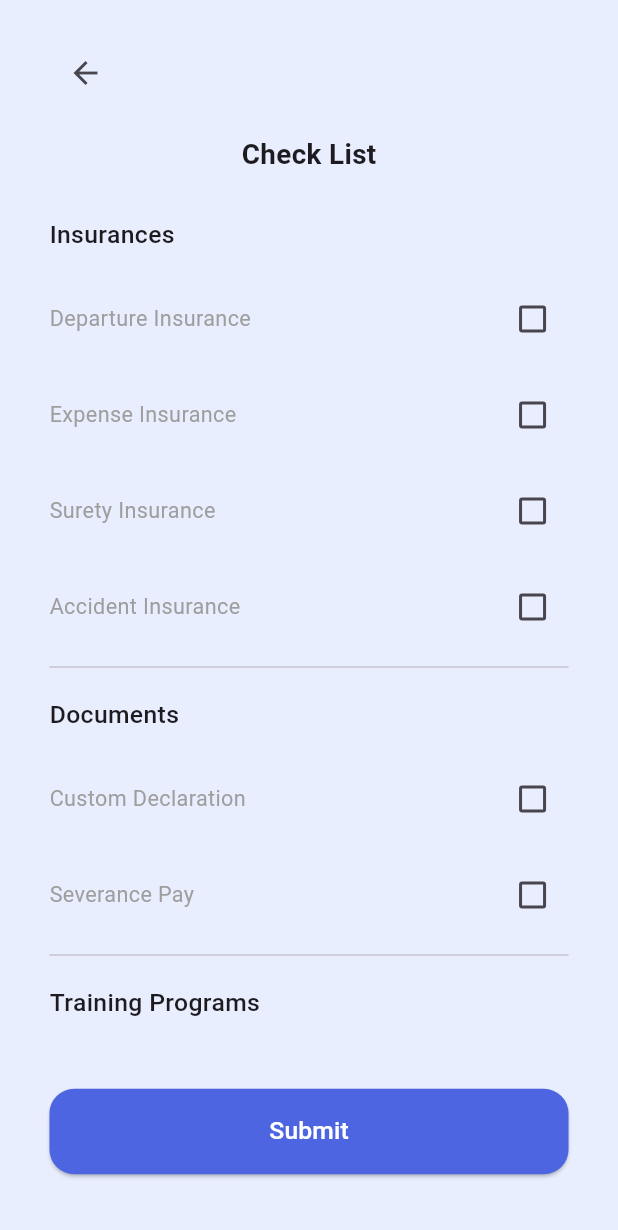
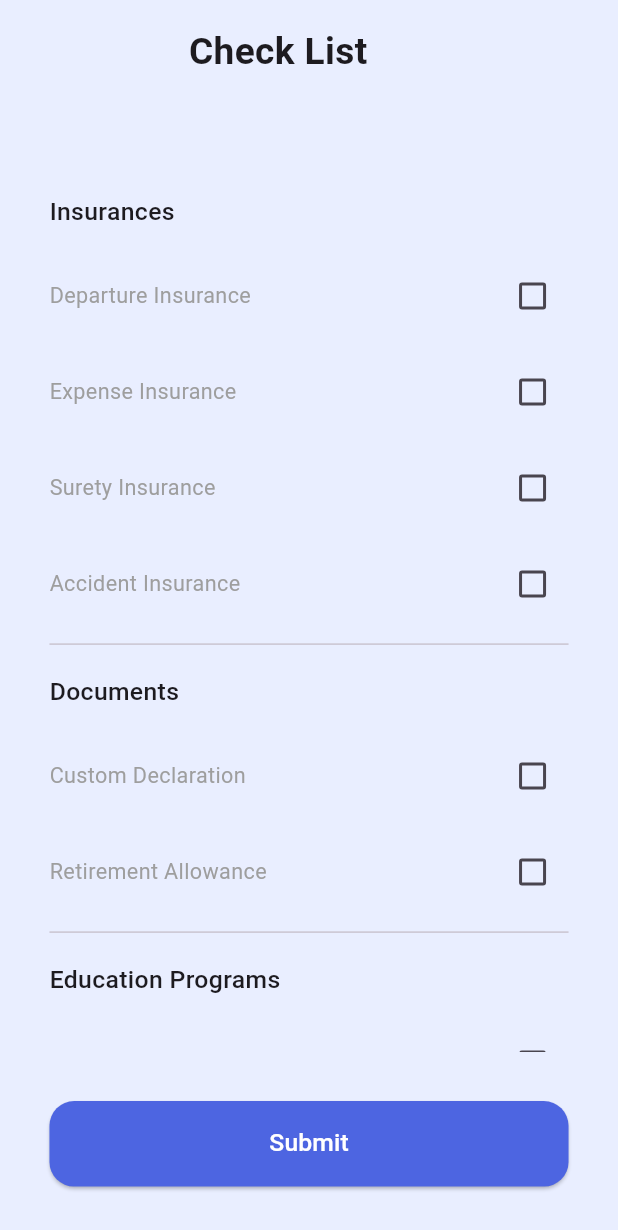
Before and after one commit to MOEL-OverFlow/RE-Bridege_FE, a Flutter app: the ChecklistPage screen opened by its route, on a phone screen of 412 x 824 dp. Shown: the top 1230 px of the screen. Run offline on Flutter 3.47's test engine with Material 3 defaults, Android fonts, the phone set to English and light mode, and no system bars; our stand-ins replace flutter_riverpod, font_awesome_flutter, go_router, google_sign_in, image_picker, shared_preferences; accounts and stored records are empty.

Commit message:
feat: 체크리스트 세부 모달 링크 연결 마무리

```diff
--- a/rebridge-fe/rebridge/lib/pages/checklist_page.dart
+++ b/rebridge-fe/rebridge/lib/pages/checklist_page.dart
@@ -5,6 +5,9 @@ import 'package:rebridge/shared/styles/device_styles.dart';
 import '../../shared/styles/logo_styles.dart';
 import '../../shared/styles/background_styles.dart';
 import 'package:url_launcher/url_launcher.dart';
+// 서버 연결 필요
+// import 'dart:convert';
+// import 'package:http/http.dart' as http;
 
 class ChecklistPage extends StatefulWidget {
   const ChecklistPage({super.key});
@@ -22,10 +25,10 @@ class _ChecklistPageState extends State<ChecklistPage> {
 
   // Documents toggles
   bool customDeclaration = false;
-  bool severancePay = false;
+  bool retirementAllowance = false;
 
-  // Training Program toggles
-  bool resettlementSupport = false;
+  // Education Program toggles
+  bool repatriationSupport = false;
   bool foreignWorkerTraining = false;
 
   Future<void> _launchUrl(String urlString) async {
@@ -34,6 +37,44 @@ class _ChecklistPageState extends State<ChecklistPage> {
       throw Exception('Could not launch $url');
     }
   }
+
+  // Future<void> _submitChecklist() async {
+  //   try {
+  //     final response = await http.post(
+  //       Uri.parse('http://localhost:8080/checklists'),
+  //       headers: {
+  //         'Content-Type': 'application/json',
+  //       },
+  //       body: jsonEncode({
+  //         'customDeclaration': customDeclaration,
+  //         'retirementAllowance': retirementAllowance,
+  //         'departureInsurance': departureInsurance,
+  //         'expenseInsurance': expenseInsurance,
+  //         'suretyInsurance': suretyInsurance,
+  //         'accidentInsurance': accidentInsurance,
+  //         'repatriationSupport': repatriationSupport,
+  //         'foreignWorkerTraining': foreignWorkerTraining,
+  //       }),
+  //     );
+
+  //     if (response.statusCode == 200) {
+  //       // 성공 시 처리
+  //       ScaffoldMessenger.of(context).showSnackBar(
+  //         const SnackBar(content: Text('Checklist submitted successfully')),
+  //       );
+  //     } else {
+  //       // 실패 시 처리
+  //       ScaffoldMessenger.of(context).showSnackBar(
+  //         const SnackBar(content: Text('Failed to submit checklist')),
+  //       );
+  //     }
+  //   } catch (e) {
+  //     // 에러 처리
+  //     ScaffoldMessenger.of(context).showSnackBar(
+  //       SnackBar(content: Text('Error: ${e.toString()}')),
+  //     );
+  //   }
+  // }
 
   void _showItemDialog(String title) {
     showDialog(
@@ -77,7 +118,10 @@ E-9 Visa
 
 H-2 Visa
 Starting date of employment contract'''
-                  : "테스트",
+                  : title == 'Repatriation Support' ||
+                          title == 'Foreign Worker Training'
+                      ? '''This is an educational program designed to help foreign workers acquire Korean language skills and necessary technical skills during their stay in Korea, ensuring stable repatriation to their home country upon the expiration of their stay.'''
+                      : "Documents",
               style: const TextStyle(
                 color: Colors.black,
                 fontSize: 16,
@@ -114,6 +158,18 @@ Starting date of employment contract'''
                     } else if (title == 'Accident Insurance') {
                       _launchUrl(
                           'https://impossible-repair-22e.notion.site/Accident-Insurance-1f07c2138e7a80f9a853d8a0d65784ea');
+                    } else if (title == 'Custom Declaration') {
+                      _launchUrl(
+                          'https://impossible-repair-22e.notion.site/Custom-Declaration-1f07c2138e7a80279f5dc91b2f2ad58b');
+                    } else if (title == 'Retirement Allowance') {
+                      _launchUrl(
+                          'https://impossible-repair-22e.notion.site/Retirement-Allowance-Settlement-1f07c2138e7a80898604cfda799b9ac2');
+                    } else if (title == 'Repatriation Support') {
+                      _launchUrl(
+                          'https://impossible-repair-22e.notion.site/Repatriation-Support-1f07c2138e7a806c88e0d92afc2cf938');
+                    } else if (title == 'Foreign Worker Training') {
+                      _launchUrl(
+                          'https://impossible-repair-22e.notion.site/Training-for-Foreign-Workers-1f07c2138e7a80e2847eff0ea18c59f6');
                     }
                   },
                   child: const Text(
@@ -146,8 +202,12 @@ Starting date of employment contract'''
                     } else if (title == 'Custom Declaration') {
                       _launchUrl(
                           'https://www.customs.go.kr/incheon_airport/cm/cntnts/cntntsView.do?mi=12547&cntntsId=6688');
-                    } else if (title == 'Severance Pay') {
+                    } else if (title == 'Retirement Allowance') {
                       _launchUrl('https://hrdc.hrdkorea.or.kr/hrdc/104013');
+                    } else if (title == 'Repatriation Support' ||
+                        title == 'Foreign Worker Training') {
+                      _launchUrl(
+                          'https://eps.hrdkorea.or.kr/e9/user/programs/programs.do?method=programsGuid');
                     }
                   },
                   child: const Text(
@@ -170,45 +230,45 @@ Starting date of employment contract'''
   Widget build(BuildContext context) {
     return Scaffold(
       backgroundColor: BackgroundStyles.backgroundColor,
-      body: SafeArea(
-        child: Padding(
+      body: Column(
+        children: [
+          // Fixed Title
+          Padding(
             padding: EdgeInsets.symmetric(
-            horizontal: DeviceStyles.screenWidth(context) * 0.08,
-            vertical: DeviceStyles.screenHeight(context) * 0.03,
+              horizontal: DeviceStyles.screenWidth(context) * 0.05,
+              vertical: DeviceStyles.screenHeight(context) * 0.02,
             ),
-          child: Column(
+            child: Row(
               children: [
-              Row(
-                children: [
-                  IconButton(
-                    icon: const Icon(Icons.arrow_back),
-                    onPressed: () {
-                      context.go('/membershipguide');
-                    },
-                  ),
-                ],
-              ),
-              SizedBox(height: DeviceStyles.screenHeight(context) * 0.02),
-              Align(
-                alignment: Alignment.center,
+                Expanded(
+                  child: Center(
                     child: Text(
                       'Check List',
                       style: TextStyle(
-                    fontSize: DeviceStyles.screenWidth(context) * 0.045,
+                        fontSize: DeviceStyles.screenWidth(context) * 0.06,
                         fontWeight: FontWeight.bold,
                       ),
                     ),
                   ),
-              SizedBox(height: DeviceStyles.screenHeight(context) * 0.02),
+                ),
+                SizedBox(width: DeviceStyles.screenWidth(context) * 0.1),
+              ],
+            ),
+          ),
+          SizedBox(height: DeviceStyles.screenHeight(context) * 0.06),
+          // Scrollable Content
           Expanded(
             child: SingleChildScrollView(
+              padding: EdgeInsets.symmetric(
+                horizontal: DeviceStyles.screenWidth(context) * 0.08,
+              ),
               child: Column(
                 crossAxisAlignment: CrossAxisAlignment.start,
                 children: [
                   // Insurance Section
                   _buildSectionTitle('Insurances'),
-                      _buildCheckboxItem(
-                          'Departure Insurance', departureInsurance, (value) {
+                  _buildCheckboxItem('Departure Insurance', departureInsurance,
+                      (value) {
                     setState(() {
                       departureInsurance = value ?? false;
                     });
@@ -225,8 +285,8 @@ Starting date of employment contract'''
                       suretyInsurance = value ?? false;
                     });
                   }, () => _showItemDialog('Surety Insurance')),
-                      _buildCheckboxItem(
-                          'Accident Insurance', accidentInsurance, (value) {
+                  _buildCheckboxItem('Accident Insurance', accidentInsurance,
+                      (value) {
                     setState(() {
                       accidentInsurance = value ?? false;
                     });
@@ -235,28 +295,28 @@ Starting date of employment contract'''
 
                   // Documents Section
                   _buildSectionTitle('Documents'),
-                      _buildCheckboxItem(
-                          'Custom Declaration', customDeclaration, (value) {
+                  _buildCheckboxItem('Custom Declaration', customDeclaration,
+                      (value) {
                     setState(() {
                       customDeclaration = value ?? false;
                     });
                   }, () => _showItemDialog('Custom Declaration')),
-                      _buildCheckboxItem('Severance Pay', severancePay,
-                          (value) {
+                  _buildCheckboxItem(
+                      'Retirement Allowance', retirementAllowance, (value) {
                     setState(() {
-                          severancePay = value ?? false;
+                      retirementAllowance = value ?? false;
                     });
-                      }, () => _showItemDialog('Severance Pay')),
+                  }, () => _showItemDialog('Retirement Allowance')),
                   const Divider(),
 
-                      // Training Programs Section
-                      _buildSectionTitle('Training Programs'),
+                  // Education Programs Section
+                  _buildSectionTitle('Education Programs'),
                   _buildCheckboxItem(
-                          'Resettlement Support', resettlementSupport, (value) {
+                      'Repatriation Support', repatriationSupport, (value) {
                     setState(() {
-                          resettlementSupport = value ?? false;
+                      repatriationSupport = value ?? false;
                     });
-                      }, () => _showItemDialog('Resettlement Support')),
+                  }, () => _showItemDialog('Repatriation Support')),
                   _buildCheckboxItem(
                       'Foreign Worker Training', foreignWorkerTraining,
                       (value) {
@@ -268,19 +328,21 @@ Starting date of employment contract'''
               ),
             ),
           ),
-              SizedBox(height: DeviceStyles.screenHeight(context) * 0.02),
-              SizedBox(
+          // Fixed Submit Button
+          Padding(
+            padding: EdgeInsets.all(DeviceStyles.screenWidth(context) * 0.08),
+            child: SizedBox(
               width: double.infinity,
               child: ElevatedButton(
                 style: ElevatedButton.styleFrom(
-                    backgroundColor: const Color(0xFF4D65E1),
+                  backgroundColor: ButtonStyles.buttonColor,
                   shape: RoundedRectangleBorder(
                     borderRadius: BorderRadius.circular(
                         ButtonStyles.borderradius(context)),
                   ),
                 ),
                 onPressed: () {
-                    // Add your submit logic here
+                  //_submitChecklist();
                 },
                 child: Padding(
                   padding: EdgeInsets.symmetric(
@@ -296,10 +358,8 @@ Starting date of employment contract'''
                 ),
               ),
             ),
-              SizedBox(height: DeviceStyles.screenHeight(context) * 0.02),
+          ),
         ],
-          ),
-        ),
       ),
     );
   }
```
Also changed, not shown: rebridge-fe/rebridge/lib/pages/first_user_reigster_page.dart (+44 -37 lines). Lines whose indentation alone changed are shown as unchanged.
